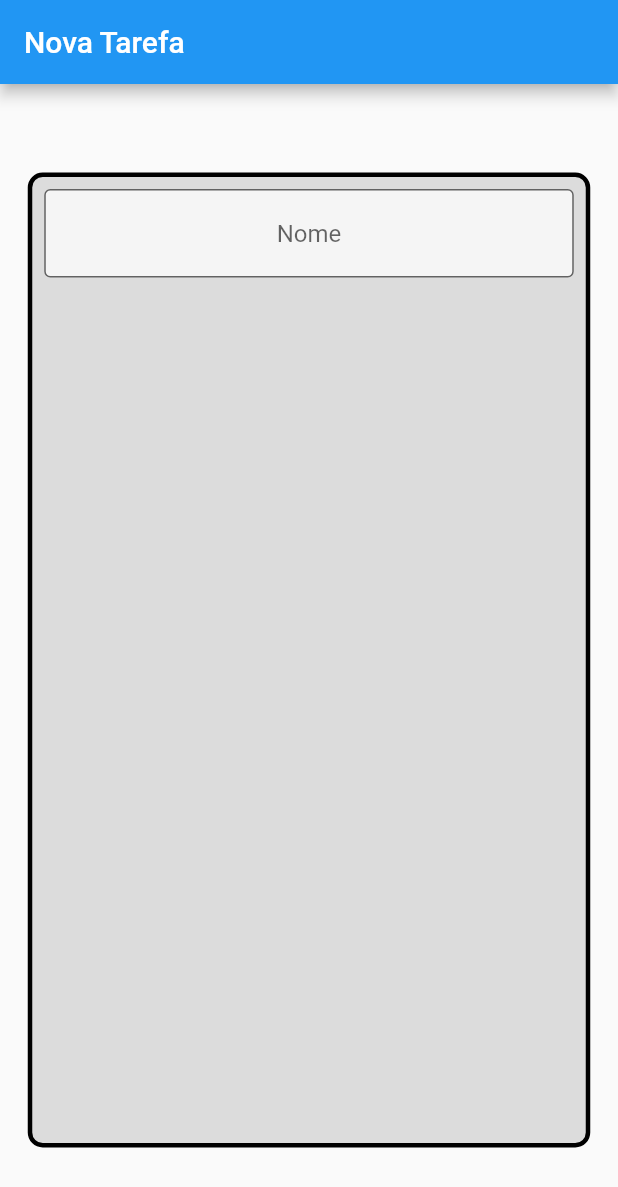
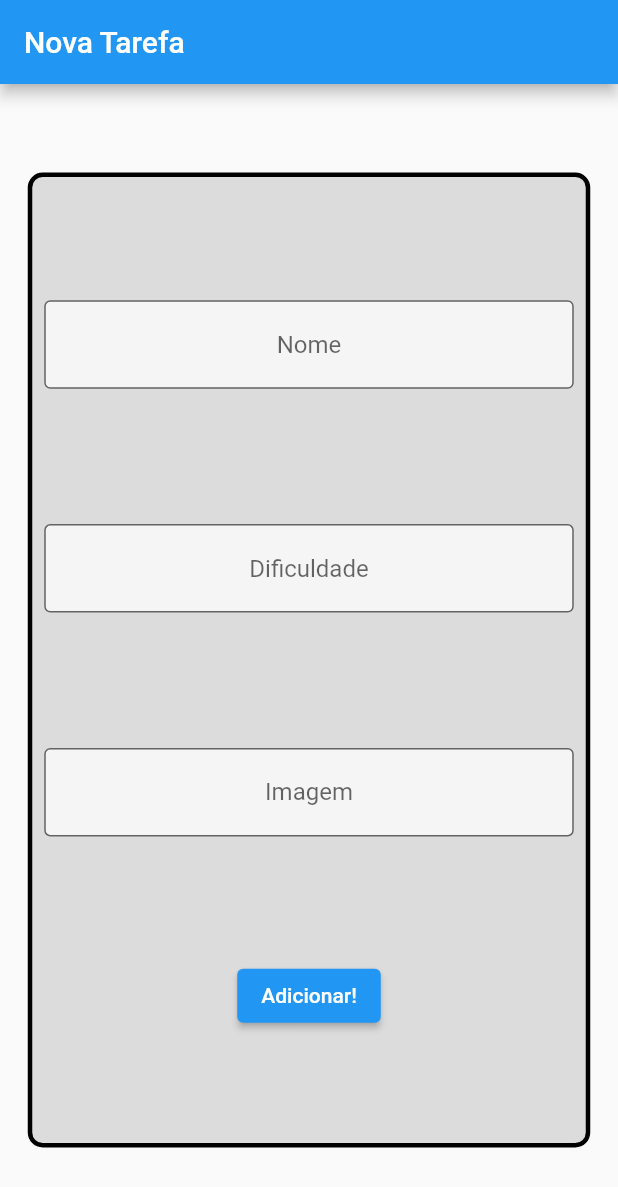
Before and after one commit to alura-cursos/alura_flutter_curso_2, a Flutter app: the screen it shows after launch, on a phone screen of 412 x 824 dp. Shown: the top 1187 px of the screen. Run offline on Flutter 3.47's test engine with Material 2 defaults, Android fonts, the phone set to English and light mode, and no system bars.

Commit message:
Aula 1.4

```diff
--- a/lib/screens/form_screen.dart
+++ b/lib/screens/form_screen.dart
@@ -8,6 +8,10 @@ class FormScreen extends StatefulWidget {
 }
 
 class _FormScreenState extends State<FormScreen> {
+  TextEditingController nameController = TextEditingController();
+  TextEditingController difficultyController = TextEditingController();
+  TextEditingController imageController = TextEditingController();
+
   @override
   Widget build(BuildContext context) {
     return Scaffold(
@@ -24,11 +28,13 @@ class _FormScreenState extends State<FormScreen> {
             border: Border.all(width: 3),
           ),
           child: Column(
+            mainAxisAlignment: MainAxisAlignment.spaceEvenly,
+            crossAxisAlignment: CrossAxisAlignment.center,
             children: [
               Padding(
                 padding: const EdgeInsets.all(8.0),
                 child: TextFormField(
-                  // controller: ,
+                  controller: nameController,
                   textAlign: TextAlign.center,
                   decoration: InputDecoration(
                     border: OutlineInputBorder(),
@@ -38,6 +44,42 @@ class _FormScreenState extends State<FormScreen> {
                   ),
                 ),
               ),
+              Padding(
+                padding: const EdgeInsets.all(8.0),
+                child: TextFormField(
+                  controller: difficultyController,
+                  textAlign: TextAlign.center,
+                  decoration: InputDecoration(
+                    border: OutlineInputBorder(),
+                    hintText: 'Dificuldade',
+                    fillColor: Colors.white70,
+                    filled: true,
+                  ),
+                ),
+              ),
+              Padding(
+                padding: const EdgeInsets.all(8.0),
+                child: TextFormField(
+
+                  controller: imageController,
+                  textAlign: TextAlign.center,
+                  decoration: InputDecoration(
+                    border: OutlineInputBorder(),
+                    hintText: 'Imagem',
+                    fillColor: Colors.white70,
+                    filled: true,
+                  ),
+                ),
+              ),
+
+              ElevatedButton(
+                onPressed: () {
+                  print(nameController.text);
+                  print(int.parse(difficultyController.text));
+                  print(imageController.text);
+                },
+                child: Text('Adicionar!'),
+              ),
             ],
           ),
         ),
```
